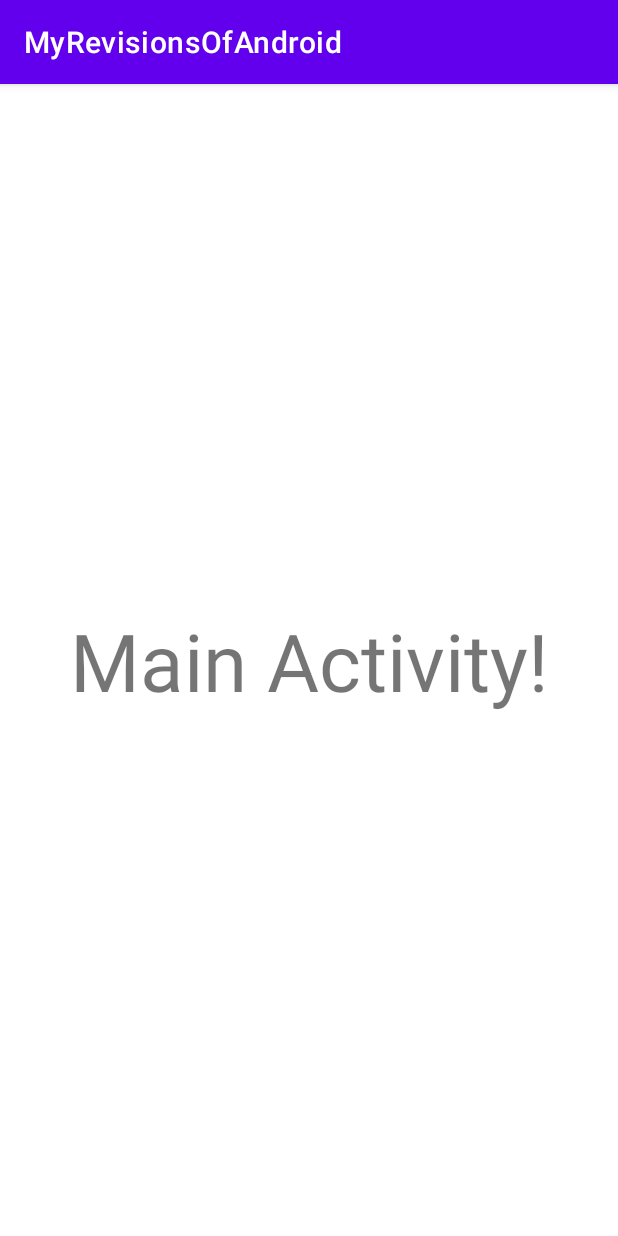
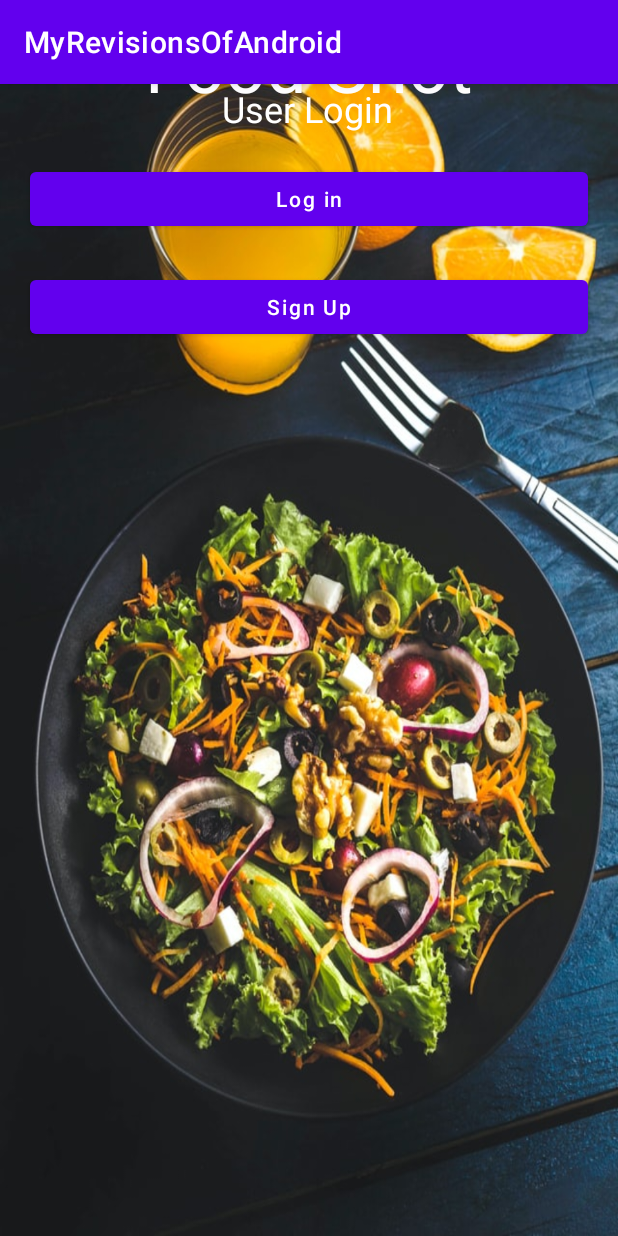
Before and after one commit to muhammadbilal20130/MyRevisionsOfAndroid, an Android app: the screen it shows after launch (MainActivity), on a phone screen of 412 x 824 dp. Run offline under Robolectric (Android 15) with nearby library versions, the phone set to English and light mode, and no system bars.

Commit message:
Add Login UI Practice

```diff
--- a/app/src/main/res/layout/activity_main.xml
+++ b/app/src/main/res/layout/activity_main.xml
@@ -4,16 +4,84 @@
     xmlns:tools="http://schemas.android.com/tools"
     android:layout_width="match_parent"
     android:layout_height="match_parent"
+    android:background="@drawable/background"
+
     tools:context=".MainActivity">
 
-    <TextView
+
+    <androidx.constraintlayout.widget.Guideline
+        android:id="@+id/guideline2"
         android:layout_width="wrap_content"
         android:layout_height="wrap_content"
-        android:text="Main Activity!"
-        android:textSize="24pt"
-        app:layout_constraintBottom_toBottomOf="parent"
-        app:layout_constraintLeft_toLeftOf="parent"
-        app:layout_constraintRight_toRightOf="parent"
-        app:layout_constraintTop_toTopOf="parent" />
+        android:orientation="vertical"
+        app:layout_constraintGuide_begin="20dp" />
+
+    <androidx.constraintlayout.widget.Guideline
+        android:id="@+id/guideline3"
+        android:layout_width="wrap_content"
+        android:layout_height="wrap_content"
+        android:orientation="vertical"
+        app:layout_constraintGuide_end="20dp" />
+
+    <androidx.constraintlayout.widget.Guideline
+        android:id="@+id/guideline4"
+        android:layout_width="wrap_content"
+        android:layout_height="wrap_content"
+        android:orientation="horizontal"
+        app:layout_constraintGuide_begin="20dp" />
+
+    <androidx.constraintlayout.widget.Guideline
+        android:id="@+id/guideline5"
+        android:layout_width="wrap_content"
+        android:layout_height="wrap_content"
+        android:orientation="horizontal"
+        app:layout_constraintGuide_end="20dp" />
+
+    <TextView
+        android:id="@+id/textView"
+        android:layout_width="wrap_content"
+        android:layout_height="wrap_content"
+        android:text="User Login"
+        android:textColor="#FFFFFF"
+        android:textSize="24sp"
+        app:layout_constraintEnd_toStartOf="@+id/guideline3"
+        app:layout_constraintHorizontal_bias="0.496"
+        app:layout_constraintStart_toStartOf="@+id/guideline2"
+        tools:layout_editor_absoluteY="241dp" />
+
+    <Button
+        android:id="@+id/button"
+        android:layout_width="0dp"
+        android:layout_height="wrap_content"
+        android:layout_marginTop="24dp"
+        android:text="Sign Up"
+        android:textAllCaps="false"
+        app:layout_constraintEnd_toStartOf="@+id/guideline3"
+        app:layout_constraintStart_toStartOf="@+id/guideline2"
+        app:layout_constraintTop_toBottomOf="@+id/button2" />
+
+    <Button
+        android:id="@+id/button2"
+        android:layout_width="0dp"
+        android:layout_height="wrap_content"
+        android:layout_marginTop="20dp"
+        android:text="Log in"
+        android:textAllCaps="false"
+        app:layout_constraintEnd_toStartOf="@+id/guideline3"
+        app:layout_constraintStart_toStartOf="@+id/guideline2"
+        app:layout_constraintTop_toBottomOf="@+id/textView" />
+
+    <TextView
+        android:id="@+id/textView2"
+        android:layout_width="wrap_content"
+        android:layout_height="wrap_content"
+        android:text="Food Shot"
+        android:textColor="#FFFFFF"
+        android:textSize="48sp"
+        app:layout_constraintBottom_toTopOf="@+id/textView"
+        app:layout_constraintEnd_toStartOf="@+id/guideline3"
+        app:layout_constraintStart_toStartOf="@+id/guideline2"
+        app:layout_constraintTop_toTopOf="@+id/guideline4"
+        app:layout_constraintVertical_bias="0.78" />
 
 </androidx.constraintlayout.widget.ConstraintLayout>
```
Also changed, not shown: app/src/main/res/drawable/background.jpg (added).
